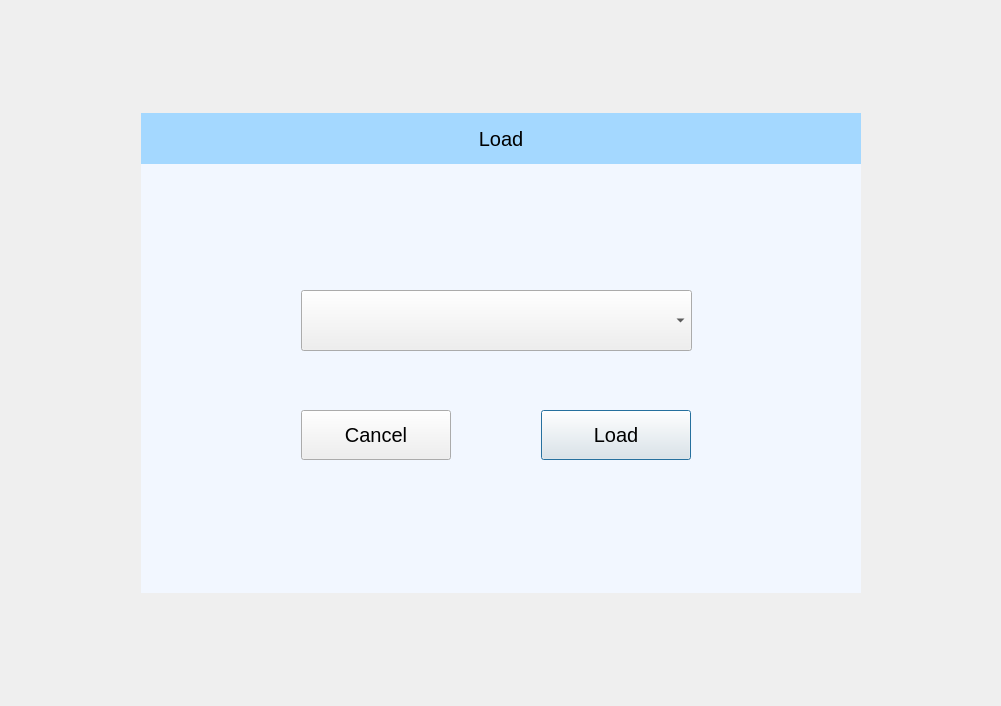
wangmeng08/BCI, file profileload.ui: the form before one commit.
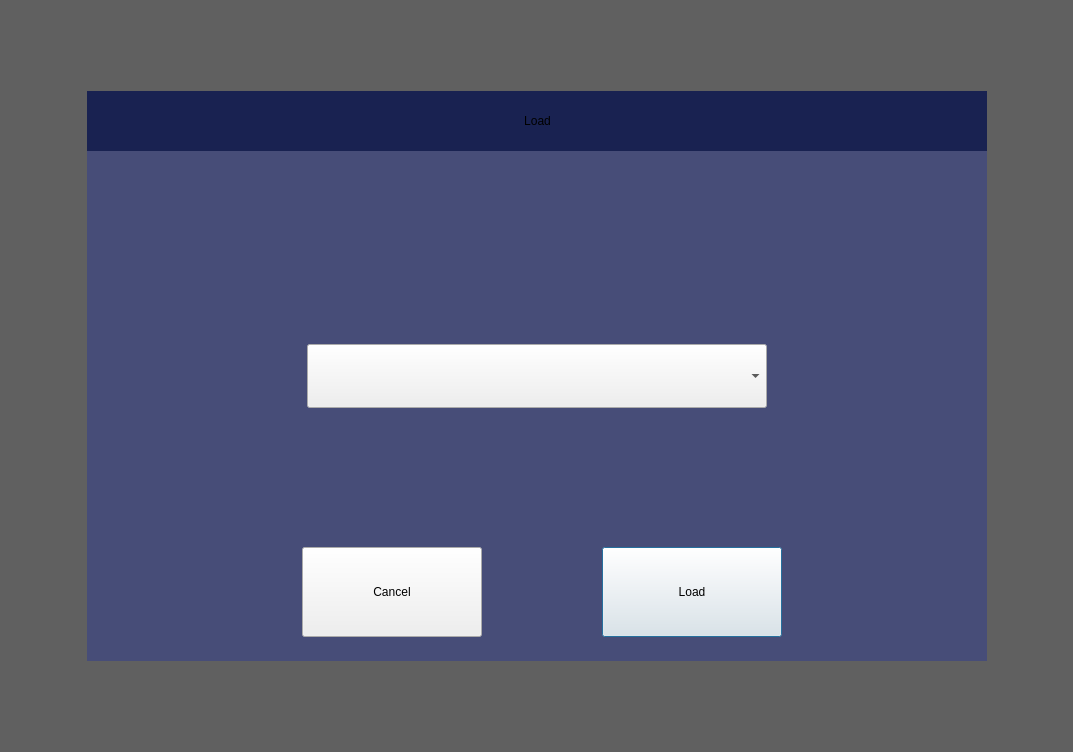
The form after the commit.

Diff of the .ui file:
```diff
--- a/profileload.ui
+++ b/profileload.ui
@@ -6,8 +6,8 @@
    <rect>
     <x>0</x>
     <y>0</y>
-    <width>1001</width>
-    <height>706</height>
+    <width>1073</width>
+    <height>752</height>
    </rect>
   </property>
   <property name="minimumSize">
@@ -26,9 +26,33 @@
    <string>Dialog</string>
   </property>
   <property name="styleSheet">
-   <string notr="true">font:15pt;</string>
+   <string notr="true"/>
   </property>
-  <layout class="QGridLayout" name="gridLayout_2" rowstretch="0,1,0" columnstretch="0,0,0,0">
+  <layout class="QVBoxLayout" name="verticalLayout">
+   <property name="spacing">
+    <number>0</number>
+   </property>
+   <property name="leftMargin">
+    <number>0</number>
+   </property>
+   <property name="topMargin">
+    <number>0</number>
+   </property>
+   <property name="rightMargin">
+    <number>0</number>
+   </property>
+   <property name="bottomMargin">
+    <number>0</number>
+   </property>
+   <item>
+    <widget class="QWidget" name="widget" native="true">
+     <property name="styleSheet">
+      <string notr="true">#widget
+{
+	background-color: rgba(0, 0, 0, 153);
+}</string>
+     </property>
+     <layout class="QGridLayout" name="gridLayout">
    <property name="leftMargin">
     <number>0</number>
    </property>
@@ -52,7 +76,7 @@
      <property name="sizeHint" stdset="0">
       <size>
        <width>20</width>
-       <height>71</height>
+          <height>88</height>
       </size>
      </property>
     </spacer>
@@ -64,7 +88,7 @@
      </property>
      <property name="sizeHint" stdset="0">
       <size>
-       <width>40</width>
+          <width>84</width>
        <height>20</height>
       </size>
      </property>
@@ -80,50 +104,44 @@
      </property>
      <property name="minimumSize">
       <size>
-       <width>720</width>
-       <height>420</height>
+          <width>900</width>
+          <height>570</height>
       </size>
      </property>
      <property name="maximumSize">
       <size>
-       <width>720</width>
-       <height>480</height>
+          <width>900</width>
+          <height>570</height>
       </size>
      </property>
      <property name="styleSheet">
       <string notr="true">#widget_3{
-	background-color: rgb(242, 247, 255);
+	background-color: #474D78;
 }</string>
      </property>
-     <layout class="QVBoxLayout" name="verticalLayout_2">
-      <property name="leftMargin">
-       <number>0</number>
-      </property>
-      <property name="topMargin">
-       <number>0</number>
-      </property>
-      <property name="rightMargin">
-       <number>0</number>
-      </property>
-      <property name="bottomMargin">
-       <number>0</number>
-      </property>
-      <item>
        <widget class="QLabel" name="lblTitle">
+         <property name="geometry">
+          <rect>
+           <x>0</x>
+           <y>0</y>
+           <width>901</width>
+           <height>60</height>
+          </rect>
+         </property>
         <property name="minimumSize">
          <size>
           <width>0</width>
-          <height>51</height>
+           <height>60</height>
          </size>
         </property>
         <property name="maximumSize">
          <size>
           <width>16777215</width>
-          <height>50</height>
+           <height>60</height>
          </size>
         </property>
         <property name="styleSheet">
-         <string notr="true">background-color: rgb(164, 216, 255);</string>
+          <string notr="true">background-color: #192251;</string>
         </property>
         <property name="text">
          <string>Load</string>
@@ -132,39 +150,36 @@
          <set>Qt::AlignCenter</set>
         </property>
        </widget>
-      </item>
-      <item>
-       <widget class="QWidget" name="widget" native="true">
-        <widget class="QComboBox" name="cmbProfile">
-         <property name="geometry">
-          <rect>
-           <x>160</x>
-           <y>120</y>
-           <width>391</width>
-           <height>61</height>
-          </rect>
-         </property>
-        </widget>
         <widget class="QPushButton" name="btnLoad">
          <property name="geometry">
           <rect>
-           <x>400</x>
-           <y>240</y>
-           <width>150</width>
-           <height>50</height>
+           <x>515</x>
+           <y>456</y>
+           <width>180</width>
+           <height>90</height>
           </rect>
          </property>
          <property name="text">
           <string>Load</string>
          </property>
         </widget>
+        <widget class="QComboBox" name="cmbProfile">
+         <property name="geometry">
+          <rect>
+           <x>220</x>
+           <y>253</y>
+           <width>460</width>
+           <height>64</height>
+          </rect>
+         </property>
+        </widget>
         <widget class="QPushButton" name="btnCancel">
          <property name="geometry">
           <rect>
-           <x>160</x>
-           <y>240</y>
-           <width>150</width>
-           <height>50</height>
+           <x>215</x>
+           <y>456</y>
+           <width>180</width>
+           <height>90</height>
           </rect>
          </property>
          <property name="text">
@@ -173,9 +188,6 @@
         </widget>
        </widget>
       </item>
-     </layout>
-    </widget>
-   </item>
    <item row="1" column="3">
     <spacer name="horizontalSpacer_2">
      <property name="orientation">
@@ -183,7 +195,7 @@
      </property>
      <property name="sizeHint" stdset="0">
       <size>
-       <width>40</width>
+          <width>83</width>
        <height>20</height>
       </size>
      </property>
@@ -197,10 +209,13 @@
      <property name="sizeHint" stdset="0">
       <size>
        <width>20</width>
-       <height>71</height>
+          <height>88</height>
       </size>
      </property>
     </spacer>
+      </item>
+     </layout>
+    </widget>
    </item>
   </layout>
  </widget>
```
Lines whose indentation alone changed are shown as unchanged.
